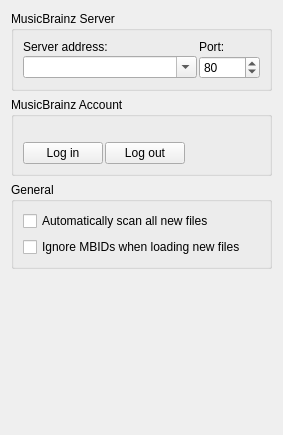
The window that ui/options_general.ui (metabrainz/picard) describes before a commit, drawn with Qt 5.
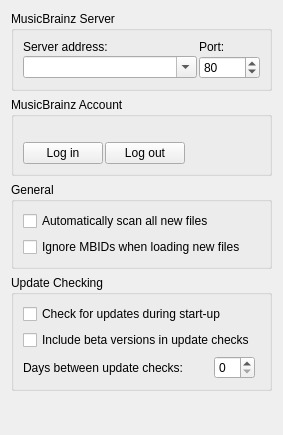
The same window after the commit.

The edit to the form file:
```diff
--- a/ui/options_general.ui
+++ b/ui/options_general.ui
@@ -132,6 +132,92 @@
      </layout>
     </widget>
    </item>
+   <item>
+    <widget class="QGroupBox" name="groupBox_3">
+     <property name="enabled">
+      <bool>true</bool>
+     </property>
+     <property name="sizePolicy">
+      <sizepolicy hsizetype="Preferred" vsizetype="Preferred">
+       <horstretch>0</horstretch>
+       <verstretch>0</verstretch>
+      </sizepolicy>
+     </property>
+     <property name="title">
+      <string>Update Checking</string>
+     </property>
+     <layout class="QGridLayout" name="gridLayout">
+      <property name="sizeConstraint">
+       <enum>QLayout::SetDefaultConstraint</enum>
+      </property>
+      <property name="leftMargin">
+       <number>9</number>
+      </property>
+      <property name="horizontalSpacing">
+       <number>6</number>
+      </property>
+      <item row="1" column="0" colspan="2">
+       <widget class="QCheckBox" name="include_beta_versions">
+        <property name="sizePolicy">
+         <sizepolicy hsizetype="Minimum" vsizetype="Fixed">
+          <horstretch>0</horstretch>
+          <verstretch>0</verstretch>
+         </sizepolicy>
+        </property>
+        <property name="text">
+         <string>Include beta versions in update checks</string>
+        </property>
+       </widget>
+      </item>
+      <item row="2" column="1">
+       <widget class="QSpinBox" name="update_check_days">
+        <property name="sizePolicy">
+         <sizepolicy hsizetype="Fixed" vsizetype="Fixed">
+          <horstretch>0</horstretch>
+          <verstretch>0</verstretch>
+         </sizepolicy>
+        </property>
+        <property name="alignment">
+         <set>Qt::AlignLeading|Qt::AlignLeft|Qt::AlignVCenter</set>
+        </property>
+       </widget>
+      </item>
+      <item row="0" column="0" colspan="2">
+       <widget class="QCheckBox" name="check_for_updates">
+        <property name="text">
+         <string>Check for updates during start-up</string>
+        </property>
+       </widget>
+      </item>
+      <item row="2" column="0">
+       <widget class="QLabel" name="label_2">
+        <property name="sizePolicy">
+         <sizepolicy hsizetype="Preferred" vsizetype="Preferred">
+          <horstretch>0</horstretch>
+          <verstretch>0</verstretch>
+         </sizepolicy>
+        </property>
+        <property name="text">
+         <string>Days between update checks:</string>
+        </property>
+       </widget>
+      </item>
+      <item row="2" column="2">
+       <spacer name="horizontalSpacer_2">
+        <property name="orientation">
+         <enum>Qt::Horizontal</enum>
+        </property>
+        <property name="sizeHint" stdset="0">
+         <size>
+          <width>40</width>
+          <height>20</height>
+         </size>
+        </property>
+       </spacer>
+      </item>
+     </layout>
+    </widget>
+   </item>
    <item>
     <spacer>
      <property name="orientation">
```
